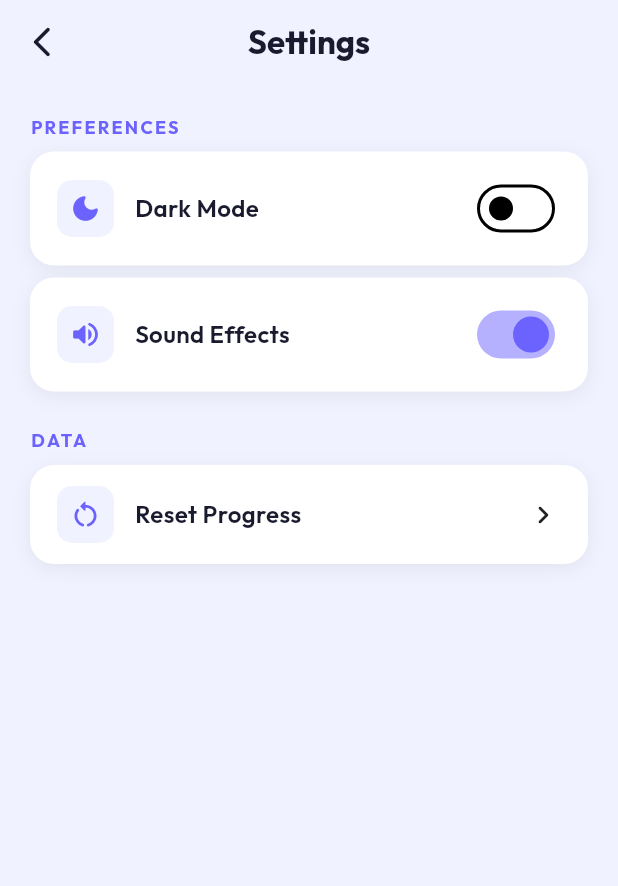
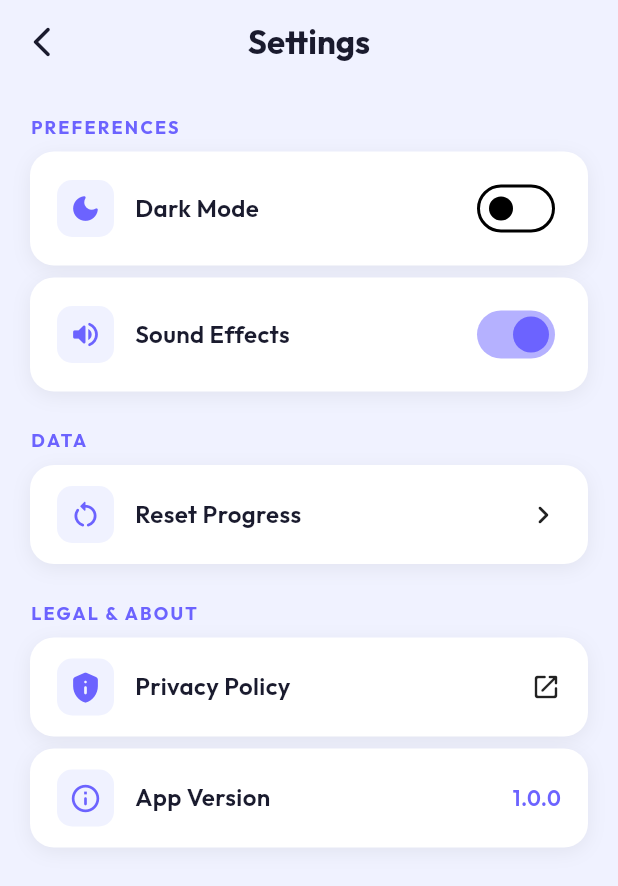
Before and after one commit to boradhruvajyoti/word-search-puzzle-flutter, a Flutter app: the screen it shows after launch, after a tap on the "settings" icon, on a phone screen of 412 x 824 dp. Shown: the top 886 px of the screen. Run offline on Flutter 3.47's test engine with Material 3 defaults, Android fonts, the phone set to English and light mode, and no system bars; our stand-ins replace google_fonts, google_mobile_ads, shared_preferences; missing offline and left inert: app_tracking_transparency.

Commit message:
feat: Play Store pre-flight compliance, UMP GDPR consent, Privacy Policy link, and release signing config

```diff
--- a/lib/logic/ad_helper.dart
+++ b/lib/logic/ad_helper.dart
@@ -79,7 +79,7 @@ class AdHelper {
     }
   }
 
-  /// Initializes the Mobile Ads SDK and preloads ads safely.
+  /// Initializes the Mobile Ads SDK with Google UMP (GDPR) consent handling.
   static Future<void> init() async {
     if (kIsWeb) return;
     try {
@@ -88,13 +88,37 @@ class AdHelper {
       }
 
       if (Platform.isAndroid || Platform.isIOS) {
-        await MobileAds.instance.initialize();
-        debugPrint('AdHelper: MobileAds initialized (useTestAds=$useTestAds)');
-        loadInterstitialAd();
-        loadRewardedAd();
+        final params = ConsentRequestParameters();
+        ConsentInformation.instance.requestConsentInfoUpdate(
+          params,
+          () async {
+            ConsentForm.loadAndShowConsentFormIfRequired((formError) async {
+              if (formError != null) {
+                debugPrint('AdHelper: UMP Consent Form error: ${formError.message}');
+              }
+              await _completeMobileAdsInit();
+            });
+          },
+          (FormError error) async {
+            debugPrint('AdHelper: UMP Consent info update failed: ${error.message}');
+            await _completeMobileAdsInit();
+          },
+        );
       }
     } catch (e) {
       debugPrint('AdHelper: failed to initialize ads: $e');
+      await _completeMobileAdsInit();
+    }
+  }
+
+  static Future<void> _completeMobileAdsInit() async {
+    try {
+      await MobileAds.instance.initialize();
+      debugPrint('AdHelper: MobileAds initialized (useTestAds=$useTestAds)');
+      loadInterstitialAd();
+      loadRewardedAd();
+    } catch (e) {
+      debugPrint('AdHelper: MobileAds.initialize failed: $e');
     }
   }
 
--- a/lib/screens/cryptogram_game_over_screen.dart
+++ b/lib/screens/cryptogram_game_over_screen.dart
@@ -197,8 +197,6 @@ class _CryptogramGameOverScreenState extends State<CryptogramGameOverScreen>
                   builder: (context) {
                     final isAdRequired =
                         progress.isCryptogramRetryAdRequired(widget.level);
-                    final freeRemaining =
-                        progress.cryptogramRemainingFreeAttempts(widget.level);
 
                     return GestureDetector(
                       onTap: () {
--- a/lib/screens/game_over_screen.dart
+++ b/lib/screens/game_over_screen.dart
@@ -195,7 +195,6 @@ class _GameOverScreenState extends State<GameOverScreen>
                 Builder(
                   builder: (context) {
                     final isAdRequired = progress.isRetryAdRequired(widget.level);
-                    final freeRemaining = progress.remainingFreeAttempts(widget.level);
 
                     return GestureDetector(
                       onTap: () {
--- a/lib/screens/quadsum_game_over_screen.dart
+++ b/lib/screens/quadsum_game_over_screen.dart
@@ -197,8 +197,6 @@ class _QuadsumGameOverScreenState extends State<QuadsumGameOverScreen>
                   builder: (context) {
                     final isAdRequired =
                         progress.isQuadsumRetryAdRequired(widget.level);
-                    final freeRemaining =
-                        progress.quadsumRemainingFreeAttempts(widget.level);
 
                     return GestureDetector(
                       onTap: () {
--- a/lib/screens/settings_screen.dart
+++ b/lib/screens/settings_screen.dart
@@ -1,10 +1,30 @@
-// Screens: SettingsScreen — sound, theme, reset progress
 import 'package:flutter/material.dart';
 import 'package:provider/provider.dart';
+import 'package:url_launcher/url_launcher.dart';
 import '../providers/progress_provider.dart';
+import '../utils/constants.dart';
 
 class SettingsScreen extends StatelessWidget {
   const SettingsScreen({super.key});
+
+  Future<void> _openPrivacyPolicy(BuildContext context) async {
+    final uri = Uri.parse(AppConstants.privacyPolicyUrl);
+    try {
+      if (!await launchUrl(uri, mode: LaunchMode.externalApplication)) {
+        if (context.mounted) {
+          ScaffoldMessenger.of(context).showSnackBar(
+            const SnackBar(content: Text('Could not open Privacy Policy link.')),
+          );
+        }
+      }
+    } catch (_) {
+      if (context.mounted) {
+        ScaffoldMessenger.of(context).showSnackBar(
+          const SnackBar(content: Text('Could not open browser.')),
+        );
+      }
+    }
+  }
 
   @override
   Widget build(BuildContext context) {
@@ -54,6 +74,30 @@ class SettingsScreen extends StatelessWidget {
             isDark: isDark,
             trailing: const Icon(Icons.chevron_right_rounded),
             onTap: () => _confirmReset(context, progress),
+          ),
+          const SizedBox(height: 24),
+          _SectionHeader(title: 'Legal & About', isDark: isDark),
+          const SizedBox(height: 8),
+          _SettingsTile(
+            icon: Icons.privacy_tip_rounded,
+            label: 'Privacy Policy',
+            isDark: isDark,
+            trailing: const Icon(Icons.open_in_new_rounded, size: 20),
+            onTap: () => _openPrivacyPolicy(context),
+          ),
+          const SizedBox(height: 8),
+          _SettingsTile(
+            icon: Icons.info_outline_rounded,
+            label: 'App Version',
+            isDark: isDark,
+            trailing: Text(
+              '1.0.0',
+              style: TextStyle(
+                fontSize: 14,
+                fontWeight: FontWeight.w600,
+                color: isDark ? const Color(0xFF8B84FF) : const Color(0xFF6C63FF),
+              ),
+            ),
           ),
         ],
       ),
--- a/lib/screens/sudoku_game_over_screen.dart
+++ b/lib/screens/sudoku_game_over_screen.dart
@@ -197,8 +197,6 @@ class _SudokuGameOverScreenState extends State<SudokuGameOverScreen>
                   builder: (context) {
                     final isAdRequired =
                         progress.isSudokuRetryAdRequired(widget.level);
-                    final freeRemaining =
-                        progress.sudokuRemainingFreeAttempts(widget.level);
 
                     return GestureDetector(
                       onTap: () {
--- a/lib/utils/constants.dart
+++ b/lib/utils/constants.dart
@@ -7,6 +7,9 @@ class AppConstants {
   // Grid
   static const int maxGridSize = 10;
   static const int minGridSize = 5;
+
+  // URLs
+  static const String privacyPolicyUrl = 'https://oxomsoft.in/privacy-policy/classic-puzzle';
 
   // Animation durations
   static const Duration cellHighlightDuration = Duration(milliseconds: 100);
--- a/pubspec.yaml
+++ b/pubspec.yaml
@@ -16,6 +16,7 @@ dependencies:
   google_fonts: ^6.2.1
   google_mobile_ads: ^5.2.0
   app_tracking_transparency: ^2.0.7
+  url_launcher: ^6.3.1
 
 dev_dependencies:
   flutter_test:
```
Also changed, not shown: pubspec.lock, 5 other files.
